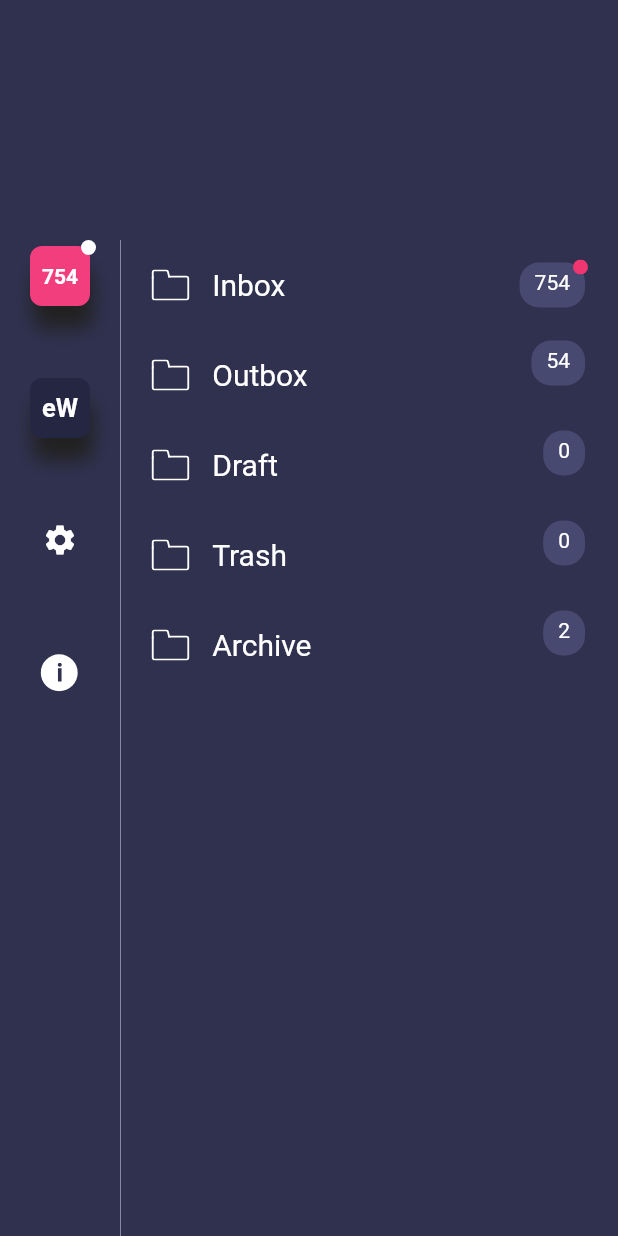
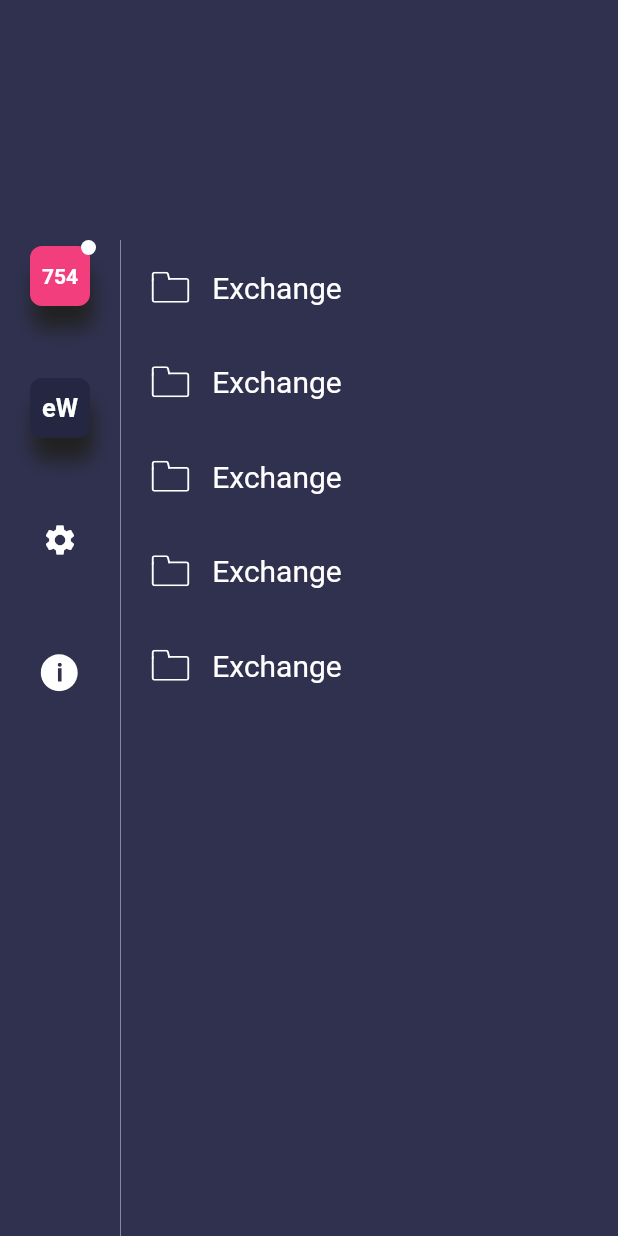
Before and after one commit to EAC-Technology/MobileApp, a Flutter app: the Menu screen opened directly, on a phone screen of 412 x 824 dp. Run offline on Flutter 3.47's test engine with Material 2 defaults, Android fonts, the phone set to English and light mode, and no system bars; our stand-ins replace convert, flutter_svg, rxdart, timeago, uni_links; missing offline and left inert: flutter_webview_plugin; accounts and stored records are empty; statements that could not run were skipped.

Commit message:
ewallet menu in progress

```diff
--- /dev/null
+++ b/app_in_mail/lib/screens/menu/ewalet_action_list.dart
@@ -0,0 +1,20 @@
+import 'package:app_in_mail/screens/menu/menu_item_view.dart';
+import 'package:flutter/cupertino.dart';
+
+class EwalletActionList extends StatefulWidget {
+  @override
+  _EwalletActionListState createState() => _EwalletActionListState();
+}
+
+class _EwalletActionListState extends State<EwalletActionList> {
+  @override
+  Widget build(BuildContext context) {
+     return Column( children: <Widget>[
+       MenuItemView(),
+       MenuItemView(),
+       MenuItemView(),
+       MenuItemView(),
+       MenuItemView(),
+     ],);
+  }
+}
--- a/app_in_mail/lib/screens/menu/menu.dart
+++ b/app_in_mail/lib/screens/menu/menu.dart
@@ -1,5 +1,6 @@
 import 'package:app_in_mail/constants/colors.dart';
 import 'package:app_in_mail/constants/images.dart';
+import 'package:app_in_mail/screens/menu/ewalet_action_list.dart';
 import 'package:app_in_mail/screens/menu/folder_list_view.dart';
 import 'package:app_in_mail/screens/menu/menu_button.dart';
 
@@ -18,13 +19,30 @@ class _MenuState extends State<Menu> {
         backgroundColor: AppColors.darkBackground,
         body: Column(
           children: <Widget>[
-            Container(
+            Container( //todo: place the profile widget here once ready.
               height: 160,
             ),
             Expanded(
               child: Row(
                 children: <Widget>[
+                  _buildLeftButtonColumn(),
                   Container(
+                    width: 0.5,
+                    color: AppColors.greyLight,
+                  ),
+                  Expanded(
+                    //child: Container(child: FolderListView()),
+                    child: Container(child: EwalletActionList()),
+                  )
+                ],
+              ),
+            )
+          ],
+        ));
+  }
+
+  Container _buildLeftButtonColumn() {
+    return Container(
                   // Left Column with buttons, settings etc.
                   width: 80,
                   child: Column(
@@ -77,22 +95,6 @@ class _MenuState extends State<Menu> {
                       )
                     ],
                   ),
-                  ),
-                  Container(
-                    width: 0.5,
-                    color: AppColors.greyLight,
-                  ),
-                  Expanded(
-                    child: Container(child: FolderListView()),
-                  )
-                ],
-              ),
-            )
-          ],
-        ));
-    // body: Center(
-
-    //     child: Container(child: FolderListView(), height: 500, width: 300,),
-    // ));
+                );
   }
 }
--- /dev/null
+++ b/app_in_mail/lib/screens/menu/menu_item_view.dart
@@ -0,0 +1,32 @@
+import 'package:app_in_mail/constants/images.dart';
+import 'package:app_in_mail/model/mailbox.dart';
+import 'package:flutter/material.dart';
+import 'package:flutter_svg/svg.dart';
+
+class MenuItemView extends StatefulWidget {
+  final Mailbox mailbox;
+  MenuItemView({this.mailbox});
+
+  @override
+  _MenuItemViewState createState() => _MenuItemViewState();
+}
+
+class _MenuItemViewState extends State<MenuItemView> {
+  @override
+  Widget build(BuildContext context) {
+    return Padding(padding: EdgeInsets.only(left: 20, top: 20, bottom: 20, right: 20),
+    child: Row( children: <Widget>[
+      SvgPicture.asset(
+                  Img.icFolder,
+                  width: 26.0,
+                ),
+                Container(
+                  width: 15,
+                ), //spacing between icon and tittle
+                Text(
+                  'Exchange',
+                  style: TextStyle(color: Colors.white, fontSize: 20),
+                ),
+    ],), );
+  }
+}
```
Lines whose indentation alone changed are shown as unchanged.
